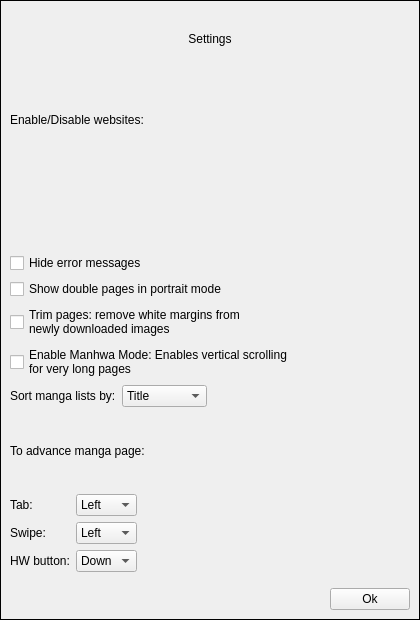
Rain92/UltimateMangaReader, file widgets/settingsdialog.ui: the form before one commit.
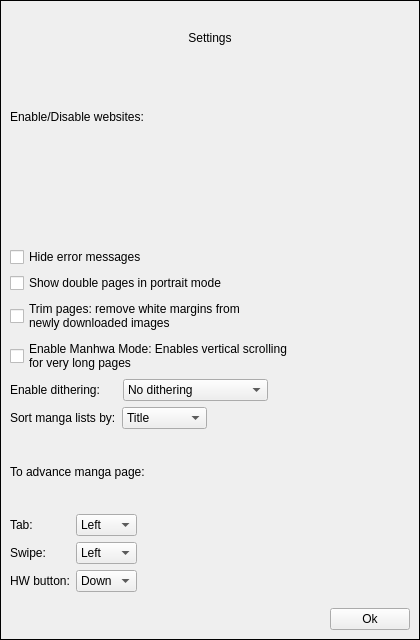
The form after the commit.

Commit message: Add NEON dithering implementation and menu setting; refactoring

What changed in the file:
```diff
--- a/widgets/settingsdialog.ui
+++ b/widgets/settingsdialog.ui
@@ -7,7 +7,7 @@
     <x>0</x>
     <y>0</y>
     <width>420</width>
-    <height>620</height>
+    <height>640</height>
    </rect>
   </property>
   <property name="windowTitle">
@@ -70,7 +70,7 @@
         <x>0</x>
         <y>0</y>
         <width>418</width>
-        <height>618</height>
+        <height>638</height>
        </rect>
       </property>
       <layout class="QVBoxLayout" name="verticalLayout_3">
@@ -188,6 +188,55 @@
          </property>
         </widget>
        </item>
+       <item>
+        <layout class="QHBoxLayout" name="horizontalLayout_4">
+         <item>
+          <widget class="QLabel" name="label_7">
+           <property name="text">
+            <string>Enable dithering:     </string>
+           </property>
+          </widget>
+         </item>
+         <item>
+          <widget class="QComboBox" name="comboBoxDithering">
+           <property name="sizePolicy">
+            <sizepolicy hsizetype="Expanding" vsizetype="Fixed">
+             <horstretch>0</horstretch>
+             <verstretch>0</verstretch>
+            </sizepolicy>
+           </property>
+           <item>
+            <property name="text">
+             <string>No dithering</string>
+            </property>
+           </item>
+           <item>
+            <property name="text">
+             <string>Hardware</string>
+            </property>
+           </item>
+           <item>
+            <property name="text">
+             <string>Software + Hardware</string>
+            </property>
+           </item>
+          </widget>
+         </item>
+         <item>
+          <spacer name="horizontalSpacer_4">
+           <property name="orientation">
+            <enum>Qt::Horizontal</enum>
+           </property>
+           <property name="sizeHint" stdset="0">
+            <size>
+             <width>40</width>
+             <height>20</height>
+            </size>
+           </property>
+          </spacer>
+         </item>
+        </layout>
+       </item>
        <item>
         <layout class="QHBoxLayout" name="horizontalLayout_3">
          <item>
```
The commit also changes 19 other files.
